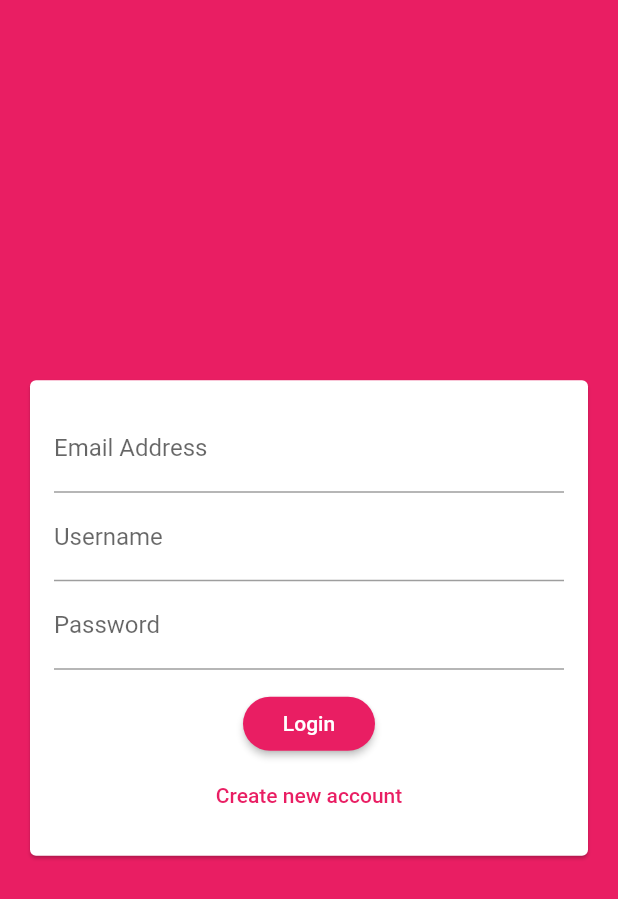
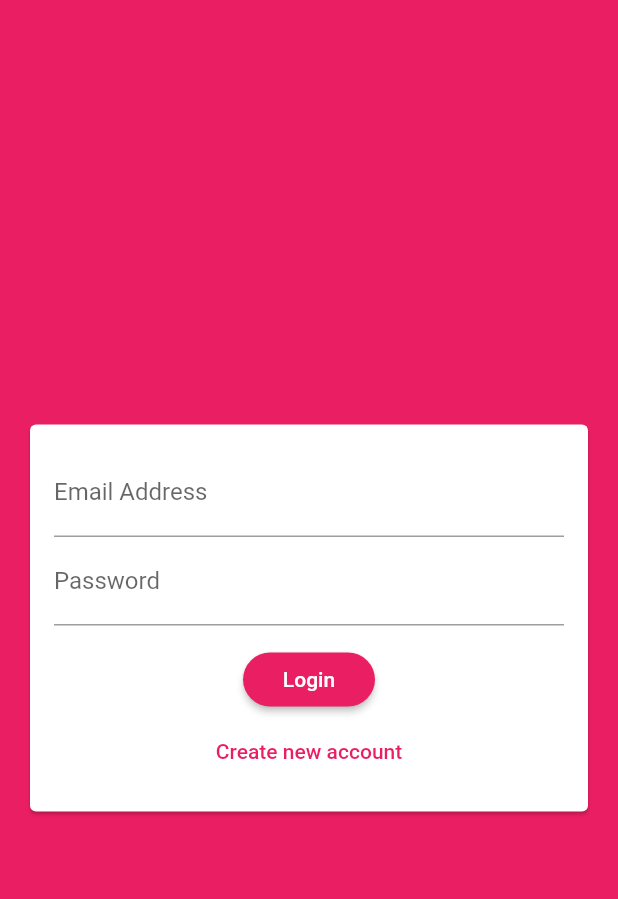
Before and after one commit to triyono777/flutter_chat, a Flutter app: the screen it shows after launch, on a phone screen of 412 x 824 dp. Shown: the top 899 px of the screen. Run offline on Flutter 3.47's test engine with Material 2 defaults, Android fonts, the phone set to English and light mode, and no system bars; our stand-ins replace cloud_firestore; accounts and stored records are empty.

```diff
--- a/lib/widgets/auth/auth_form.dart
+++ b/lib/widgets/auth/auth_form.dart
@@ -37,6 +37,7 @@ class _AuthFormState extends State<AuthForm> {
             mainAxisSize: MainAxisSize.min,
             children: <Widget>[
               TextFormField(
+                key: ValueKey('email'),
                 keyboardType: TextInputType.emailAddress,
                 validator: (val) {
                   if (val.isEmpty || !val.contains('@')) {
@@ -49,7 +50,9 @@ class _AuthFormState extends State<AuthForm> {
                 },
                 decoration: InputDecoration(labelText: 'Email Address'),
               ),
+              if (!_isLogin)
                 TextFormField(
+                  key: ValueKey('username'),
                   validator: (val) {
                     if (val.isEmpty || val.length < 4) {
                       return 'Username tidak boleh kurang dari 4';
@@ -62,6 +65,7 @@ class _AuthFormState extends State<AuthForm> {
                   },
                 ),
               TextFormField(
+                key: ValueKey('password'),
                 validator: (val) {
                   if (val.isEmpty || val.length < 7) {
                     return 'Password tidak boleh kurang dari 7';
```
Lines whose indentation alone changed are shown as unchanged.
